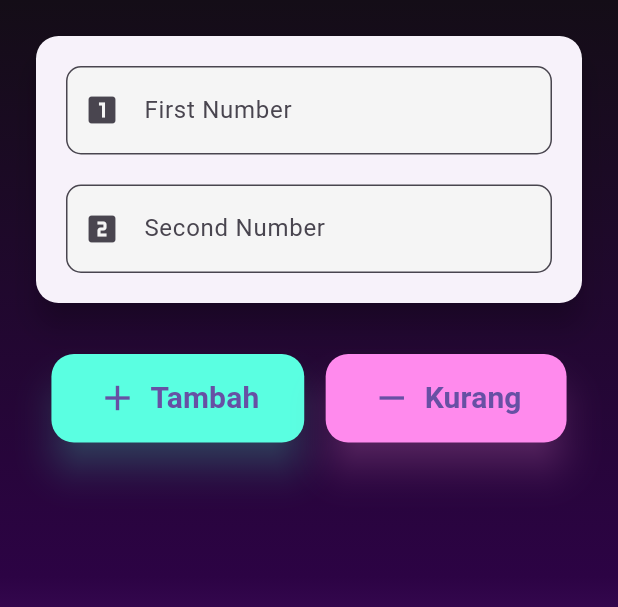
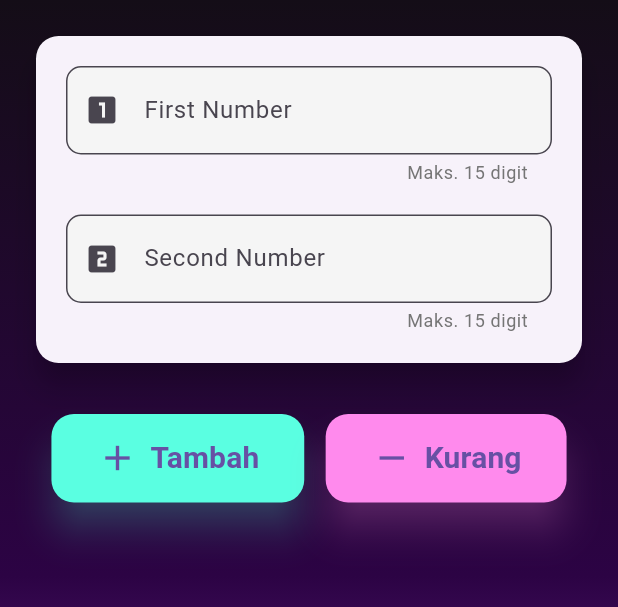
Before and after one commit to Maydamai03/ProjekTPM1_017_101, a Flutter app: the ArithmeticScreen screen opened directly, on a phone screen of 412 x 824 dp, the part 84-691 px from its top. Run offline on Flutter 3.47's test engine with Material 3 defaults, Android fonts, the phone set to English and light mode, and no system bars.

Commit message:
mengubah aritmatika ganjil/genap/ dan jumlah total angka

```diff
--- a/lib/aritmatika.dart
+++ b/lib/aritmatika.dart
@@ -1,4 +1,5 @@
 import 'package:flutter/material.dart';
+import 'package:flutter/services.dart';
 import 'customappbar.dart';
 import 'customdrawer.dart';
 
@@ -10,7 +11,7 @@ class ArithmeticScreen extends StatefulWidget {
 class _ArithmeticScreenState extends State<ArithmeticScreen> {
   final TextEditingController num1Controller = TextEditingController();
   final TextEditingController num2Controller = TextEditingController();
-  int result = 0;
+  double result = 0;
   String operation = '';
 
   void _showSnackbar(String message, Color color) {
@@ -35,8 +36,8 @@ class _ArithmeticScreenState extends State<ArithmeticScreen> {
       return;
     }
 
-    int? num1 = int.tryParse(num1Text);
-    int? num2 = int.tryParse(num2Text);
+    double? num1 = double.tryParse(num1Text);
+    double? num2 = double.tryParse(num2Text);
 
     if (num1 == null || num2 == null) {
       _showSnackbar('Input harus berupa angka yang valid!', Colors.orange);
@@ -53,6 +54,15 @@ class _ArithmeticScreenState extends State<ArithmeticScreen> {
     });
 
     //_showSnackbar('Perhitungan berhasil!', Colors.green);
+  }
+
+  String formatResult(double value) {
+    // Jika nilai adalah integer (tidak ada desimal), tampilkan sebagai integer
+    if (value == value.toInt()) {
+      return value.toInt().toString();
+    }
+    // Jika nilai memiliki desimal, tampilkan hingga 2 digit desimal
+    return value.toStringAsFixed(2);
   }
 
   @override
@@ -142,8 +152,7 @@ class _ArithmeticScreenState extends State<ArithmeticScreen> {
                           ),
                           SizedBox(height: 10),
                           Container(
-                            width: double
-                                .infinity, // Memastikan lebar mengikuti parent
+                            width: double.infinity,
                             child: Column(
                               crossAxisAlignment: CrossAxisAlignment.center,
                               children: [
@@ -154,8 +163,7 @@ class _ArithmeticScreenState extends State<ArithmeticScreen> {
                                     color: Colors.black54,
                                   ),
                                   textAlign: TextAlign.center,
-                                  softWrap:
-                                      true, // Memungkinkan teks berpindah ke baris baru jika terlalu panjang
+                                  softWrap: true,
                                 ),
                                 SizedBox(height: 10),
                                 Container(
@@ -165,15 +173,14 @@ class _ArithmeticScreenState extends State<ArithmeticScreen> {
                                     borderRadius: BorderRadius.circular(10),
                                   ),
                                   child: Text(
-                                    "$result",
+                                    formatResult(result),
                                     style: TextStyle(
                                       fontSize: 32,
                                       fontWeight: FontWeight.bold,
                                       color: Colors.blue.shade900,
                                     ),
                                     textAlign: TextAlign.center,
-                                    softWrap:
-                                        true, // Memastikan angka tidak keluar dari batas container
+                                    softWrap: true,
                                   ),
                                 ),
                               ],
@@ -191,21 +198,6 @@ class _ArithmeticScreenState extends State<ArithmeticScreen> {
     );
   }
 
-  // Widget _buildDrawerItem({
-  //   required IconData icon,
-  //   required String title,
-  //   required VoidCallback onTap,
-  //   Color color = Colors.white,
-  //   double indent = 0,
-  // }) {
-  //   return ListTile(
-  //     contentPadding: EdgeInsets.only(left: 16.0 + indent, right: 16.0),
-  //     leading: Icon(icon, color: color),
-  //     title: Text(title, style: TextStyle(color: color)),
-  //     onTap: onTap,
-  //   );
-  // }
-
   Widget _buildTextField({
     required TextEditingController controller,
     required String label,
@@ -213,7 +205,11 @@ class _ArithmeticScreenState extends State<ArithmeticScreen> {
   }) {
     return TextField(
       controller: controller,
-      keyboardType: TextInputType.number,
+      keyboardType: TextInputType.numberWithOptions(decimal: true),
+      inputFormatters: [
+        LengthLimitingTextInputFormatter(15),
+        FilteringTextInputFormatter.allow(RegExp(r'^\d*\.?\d*')),
+      ],
       style: TextStyle(fontSize: 18),
       decoration: InputDecoration(
         labelText: label,
@@ -223,6 +219,11 @@ class _ArithmeticScreenState extends State<ArithmeticScreen> {
         ),
         filled: true,
         fillColor: Colors.grey.shade100,
+        counterText: 'Maks. 15 digit',
+        counterStyle: TextStyle(
+          fontSize: 12,
+          color: Colors.grey.shade600,
+        ),
       ),
     );
   }
```
Also changed, not shown: lib/tipeangka.dart (+10 -15 lines), lib/totalangka.dart (+52 -36 lines).
